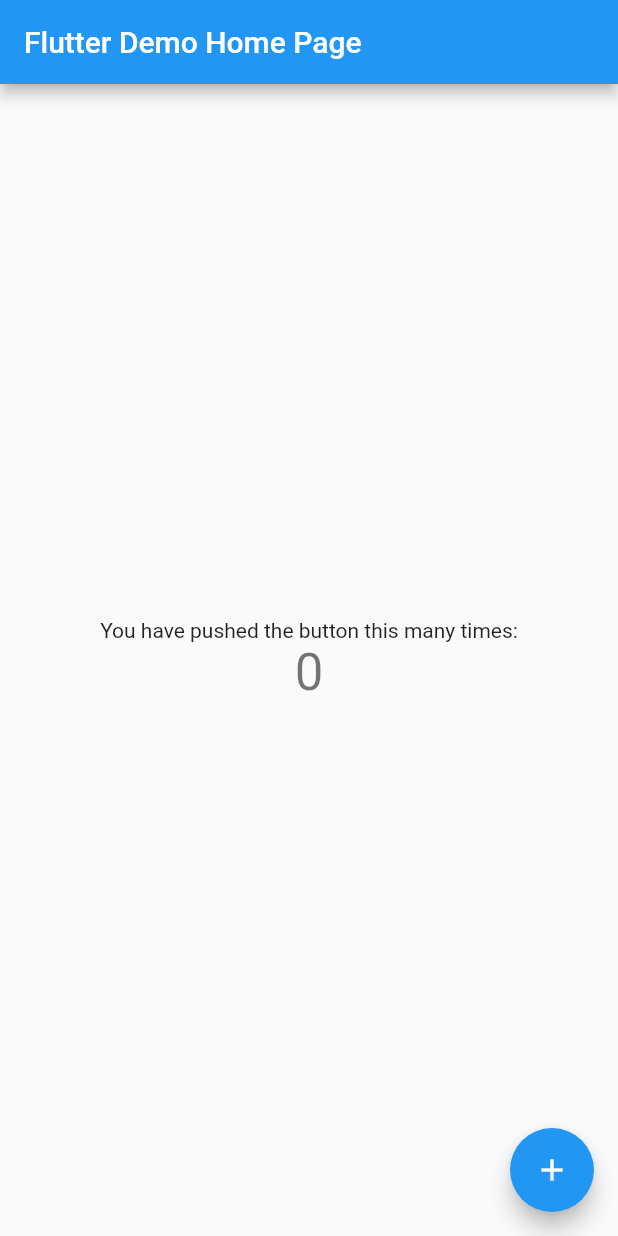
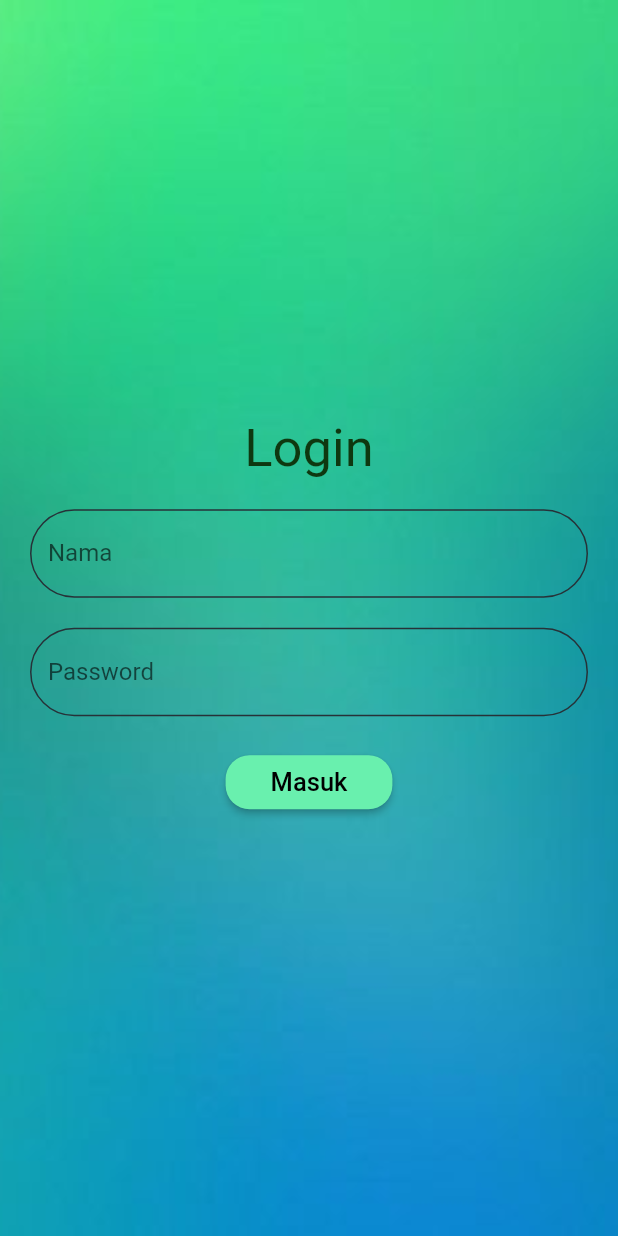
Before and after one commit to RheinaYulia/ta_aplikasi_laima, a Flutter app: the screen it shows after launch, on a phone screen of 412 x 824 dp. Run offline on Flutter 3.47's test engine with Material 2 defaults, Android fonts, the phone set to English and light mode, and no system bars.

Commit message:
login screen

```diff
--- /dev/null
+++ b/lib/login.dart
@@ -0,0 +1,72 @@
+import 'package:flutter/material.dart';
+import 'package:http/http.dart' as http;
+
+class Login extends StatefulWidget {
+  @override
+  State<Login> createState() => _LoginState();
+}
+
+class _LoginState extends State<Login> {
+  @override
+  Widget build(BuildContext context) {
+    return Scaffold(
+        body: Container(
+      decoration: BoxDecoration(
+        image: DecorationImage(
+            image: AssetImage('assets/images/bg.jpg'), fit: BoxFit.cover),
+      ),
+      padding: EdgeInsets.all(20.0),
+      child: Column(
+        mainAxisAlignment: MainAxisAlignment.center,
+        children: [
+          Text("Login",
+              style: TextStyle(
+                  fontSize: 35, color: Color.fromARGB(255, 14, 56, 16))),
+          SizedBox(height: 20),
+          TextFormField(
+            decoration: InputDecoration(
+              hintText: "Masukkan Nama",
+              labelText: "Nama",
+              focusedBorder: OutlineInputBorder(
+                borderSide: BorderSide(color: Colors.blue, width: 3),
+                borderRadius: BorderRadius.circular(32.0),
+              ),
+              enabledBorder: OutlineInputBorder(
+                borderSide:
+                    BorderSide(color: Colors.blueGrey.shade900, width: 1),
+                borderRadius: BorderRadius.circular(32.0),
+              ),
+            ),
+          ),
+          SizedBox(height: 20),
+          TextFormField(
+            decoration: InputDecoration(
+              hintText: "Masukkan Password",
+              labelText: "Password",
+              focusedBorder: OutlineInputBorder(
+                borderSide: BorderSide(color: Colors.blue, width: 3),
+                borderRadius: BorderRadius.circular(32.0),
+              ),
+              enabledBorder: OutlineInputBorder(
+                borderSide:
+                    BorderSide(color: Colors.blueGrey.shade900, width: 1),
+                borderRadius: BorderRadius.circular(32.0),
+              ),
+            ),
+          ),
+          SizedBox(height: 20),
+          ElevatedButton(
+              child: Text("Masuk",
+                  style: TextStyle(color: Colors.black, fontSize: 17)),
+              style: ElevatedButton.styleFrom(
+                padding: EdgeInsets.only(right: 30, left: 30),
+                primary: Colors.greenAccent,
+                shape: RoundedRectangleBorder(
+                    borderRadius: BorderRadius.all(Radius.circular(16.0))),
+              ),
+              onPressed: () {}),
+        ],
+      ),
+    ));
+  }
+}
--- a/lib/main.dart
+++ b/lib/main.dart
@@ -1,115 +1,22 @@
 import 'package:flutter/material.dart';
+import 'package:ta_aplikasi_laima/login.dart';
 
 void main() {
-  runApp(const MyApp());
+  runApp(MyApp());
 }
 
+String username = '';
+
 class MyApp extends StatelessWidget {
-  const MyApp({Key? key}) : super(key: key);
-
-  // This widget is the root of your application.
   @override
   Widget build(BuildContext context) {
     return MaterialApp(
-      title: 'Aplikasi Laima',
+      debugShowCheckedModeBanner: false,
+      title: 'Login Dengan MySql',
       theme: ThemeData(
-        // This is the theme of your application.
-        //
-        // Try running your application with "flutter run". You'll see the
-        // application has a blue toolbar. Then, without quitting the app, try
-        // changing the primarySwatch below to Colors.green and then invoke
-        // "hot reload" (press "r" in the console where you ran "flutter run",
-        // or simply save your changes to "hot reload" in a Flutter IDE).
-        // Notice that the counter didn't reset back to zero; the application
-        // is not restarted.
         primarySwatch: Colors.blue,
       ),
-      home: const MyHomePage(title: 'Flutter Demo Home Page'),
+      home: Login(),
     );
   }
 }
-
-class MyHomePage extends StatefulWidget {
-  const MyHomePage({Key? key, required this.title}) : super(key: key);
-
-  // This widget is the home page of your application. It is stateful, meaning
-  // that it has a State object (defined below) that contains fields that affect
-  // how it looks.
-
-  // This class is the configuration for the state. It holds the values (in this
-  // case the title) provided by the parent (in this case the App widget) and
-  // used by the build method of the State. Fields in a Widget subclass are
-  // always marked "final".
-
-  final String title;
-
-  @override
-  State<MyHomePage> createState() => _MyHomePageState();
-}
-
-class _MyHomePageState extends State<MyHomePage> {
-  int _counter = 0;
-
-  void _incrementCounter() {
-    setState(() {
-      // This call to setState tells the Flutter framework that something has
-      // changed in this State, which causes it to rerun the build method below
-      // so that the display can reflect the updated values. If we changed
-      // _counter without calling setState(), then the build method would not be
-      // called again, and so nothing would appear to happen.
-      _counter++;
-    });
-  }
-
-  @override
-  Widget build(BuildContext context) {
-    // This method is rerun every time setState is called, for instance as done
-    // by the _incrementCounter method above.
-    //
-    // The Flutter framework has been optimized to make rerunning build methods
-    // fast, so that you can just rebuild anything that needs updating rather
-    // than having to individually change instances of widgets.
-    return Scaffold(
-      appBar: AppBar(
-        // Here we take the value from the MyHomePage object that was created by
-        // the App.build method, and use it to set our appbar title.
-        title: Text(widget.title),
-      ),
-      body: Center(
-        // Center is a layout widget. It takes a single child and positions it
-        // in the middle of the parent.
-        child: Column(
-          // Column is also a layout widget. It takes a list of children and
-          // arranges them vertically. By default, it sizes itself to fit its
-          // children horizontally, and tries to be as tall as its parent.
-          //
-          // Invoke "debug painting" (press "p" in the console, choose the
-          // "Toggle Debug Paint" action from the Flutter Inspector in Android
-          // Studio, or the "Toggle Debug Paint" command in Visual Studio Code)
-          // to see the wireframe for each widget.
-          //
-          // Column has various properties to control how it sizes itself and
-          // how it positions its children. Here we use mainAxisAlignment to
-          // center the children vertically; the main axis here is the vertical
-          // axis because Columns are vertical (the cross axis would be
-          // horizontal).
-          mainAxisAlignment: MainAxisAlignment.center,
-          children: <Widget>[
-            const Text(
-              'You have pushed the button this many times:',
-            ),
-            Text(
-              '$_counter',
-              style: Theme.of(context).textTheme.headline4,
-            ),
-          ],
-        ),
-      ),
-      floatingActionButton: FloatingActionButton(
-        onPressed: _incrementCounter,
-        tooltip: 'Increment',
-        child: const Icon(Icons.add),
-      ), // This trailing comma makes auto-formatting nicer for build methods.
-    );
-  }
-}
--- a/pubspec.yaml
+++ b/pubspec.yaml
@@ -34,6 +34,9 @@ dependencies:
   # The following adds the Cupertino Icons font to your application.
   # Use with the CupertinoIcons class for iOS style icons.
   cupertino_icons: ^1.0.2
+  http: ^0.13.4
+  fluttertoast: ^8.0.9
+  email_auth: ^1.0.0
 
 dev_dependencies:
   flutter_test:
@@ -57,6 +60,8 @@ flutter:
   # the material Icons class.
   uses-material-design: true
 
+  assets:
+  - assets/images/
   # To add assets to your application, add an assets section, like this:
   # assets:
   #   - images/a_dot_burr.jpeg
```
Also changed, not shown: assets/images/bg.jpg (added), pubspec.lock, 6 other files.
